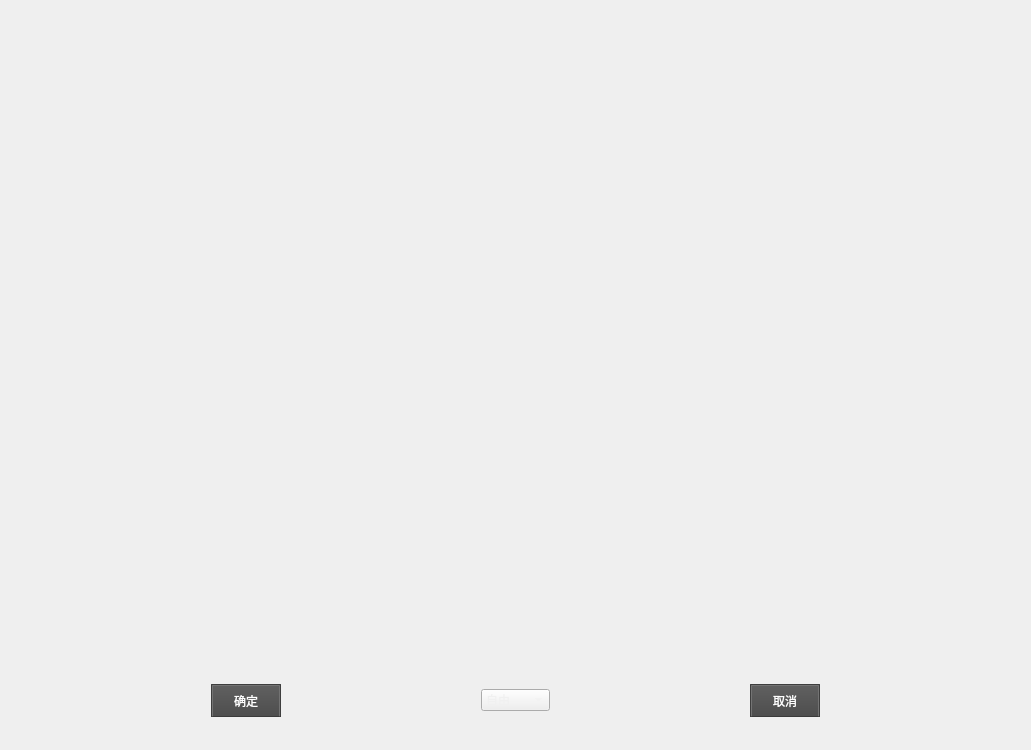
Above: Image_processing/Image_crop.ui from SundalandBR/ImageProcessing before the change. Below: the same form after it.
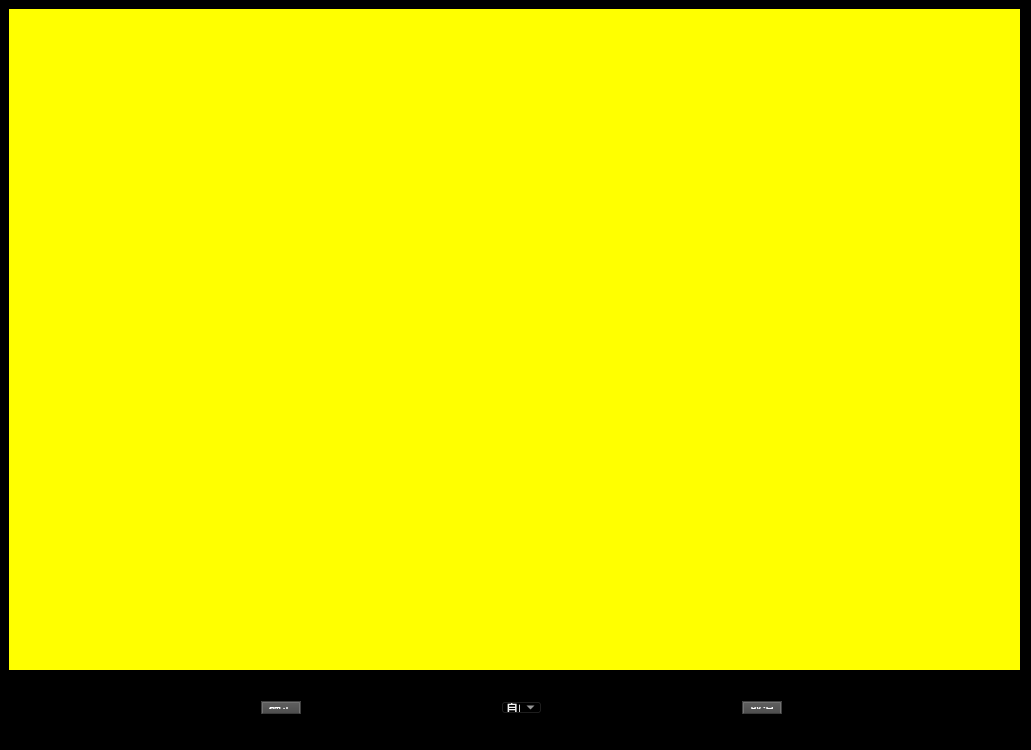
That is the form after the change.

Diff of the .ui file:
```diff
--- a/Image_processing/Image_crop.ui
+++ b/Image_processing/Image_crop.ui
@@ -21,7 +21,9 @@
 Last updated: 24/05/2018, 17:12.
 Available at: https://github.com/GTRONICK/QSS/blob/master/ConsoleStyle.qss
 */
+
 QWidget {
+	background-color:rgb(0, 0, 0);
 	color: rgb(240, 240, 240);
 	border-color: rgb(58, 58, 58);
 }
@@ -196,24 +198,37 @@
 }</string>
   </property>
   <widget class="QWidget" name="centralWidget">
-   <layout class="QVBoxLayout" name="verticalLayout_2" stretch="9,1">
-    <item alignment="Qt::AlignHCenter|Qt::AlignVCenter">
      <widget class="QLabel" name="crop_label">
-      <property name="maximumSize">
-       <size>
-        <width>1007</width>
-        <height>666</height>
-       </size>
+    <property name="geometry">
+     <rect>
+      <x>9</x>
+      <y>9</y>
+      <width>1011</width>
+      <height>661</height>
+     </rect>
+    </property>
+    <property name="sizePolicy">
+     <sizepolicy hsizetype="Ignored" vsizetype="Ignored">
+      <horstretch>0</horstretch>
+      <verstretch>0</verstretch>
+     </sizepolicy>
       </property>
       <property name="styleSheet">
-       <string notr="true"/>
+     <string notr="true">background-color: rgb(255, 255, 0);</string>
       </property>
       <property name="text">
        <string/>
       </property>
      </widget>
-    </item>
-    <item>
+   <widget class="QWidget" name="">
+    <property name="geometry">
+     <rect>
+      <x>50</x>
+      <y>690</y>
+      <width>943</width>
+      <height>35</height>
+     </rect>
+    </property>
      <layout class="QVBoxLayout" name="verticalLayout" stretch="0">
       <item>
        <layout class="QHBoxLayout" name="horizontalLayout">
@@ -287,10 +302,8 @@
        </layout>
       </item>
      </layout>
-    </item>
-   </layout>
-  </widget>
-  <widget class="QStatusBar" name="statusBar"/>
+   </widget>
+  </widget>
  </widget>
  <layoutdefault spacing="6" margin="11"/>
  <resources/>
```
Lines whose indentation alone changed are shown as unchanged.
